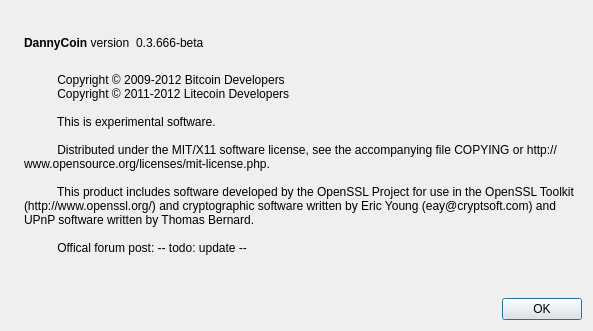
The window that src/qt/forms/aboutdialog.ui (thaReal/DannyCoin) describes before a commit, drawn with Qt 5.
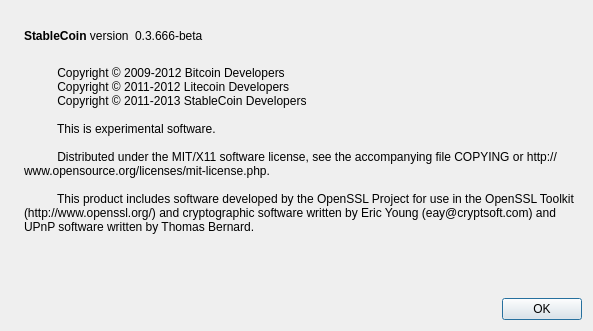
The same window after the commit. Icons and pictures are not drawn.

Commit message: Fresh start, using StableCoin source as reference

Diff of the .ui file:
```diff
--- a/src/qt/forms/aboutdialog.ui
+++ b/src/qt/forms/aboutdialog.ui
@@ -50,7 +50,7 @@
           <cursorShape>IBeamCursor</cursorShape>
          </property>
          <property name="text">
-          <string>&lt;b&gt;DannyCoin&lt;/b&gt; version</string>
+          <string>&lt;b&gt;StableCoin&lt;/b&gt; version</string>
          </property>
          <property name="textInteractionFlags">
           <set>Qt::LinksAccessibleByMouse|Qt::TextSelectableByKeyboard|Qt::TextSelectableByMouse</set>
@@ -97,6 +97,7 @@
         <string>
           Copyright © 2009-2012 Bitcoin Developers
           Copyright © 2011-2012 Litecoin Developers
+          Copyright © 2011-2013 StableCoin Developers
 
           This is experimental software.
 
@@ -104,7 +105,7 @@
 
           This product includes software developed by the OpenSSL Project for use in the OpenSSL Toolkit (http://www.openssl.org/) and cryptographic software written by Eric Young (eay@cryptsoft.com) and UPnP software written by Thomas Bernard.
 
-          Offical forum post: -- todo: update --
+          
         </string>
        </property>
        <property name="wordWrap">
```
Left out of the diff: 2 changed lines with no effect on the pictures. The commit also changes 136 other files.
